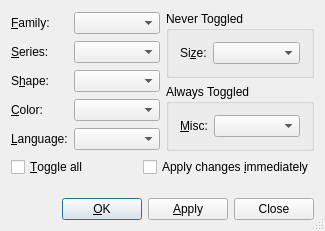
The window that src/frontends/qt4/ui/CharacterUi.ui (cburschka/lyx) describes before a commit, drawn with Qt 5.
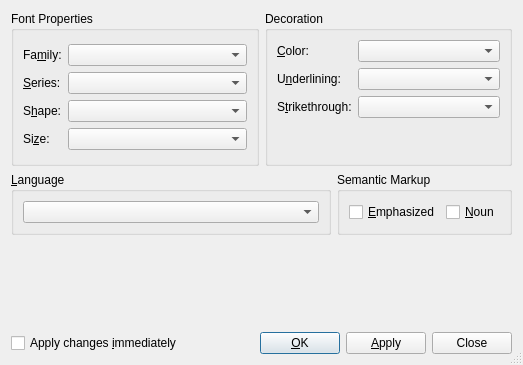
The same window after the commit.

Commit message:
Redesign character dialog
Fixes: #2752, #3804, #3884, #4836

Backport of [fb393b450d661/lyxgit] and [f888afeb9ef7/lyxgit]

Patch:
```diff
--- a/src/frontends/qt4/ui/CharacterUi.ui
+++ b/src/frontends/qt4/ui/CharacterUi.ui
@@ -1,12 +1,12 @@
 <ui version="4.0" >
  <class>CharacterUi</class>
- <widget class="QDialog" name="CharacterUi" >
-  <property name="geometry" >
+ <widget class="QDialog" name="CharacterUi">
+  <property name="geometry">
    <rect>
     <x>0</x>
     <y>0</y>
-    <width>325</width>
-    <height>231</height>
+    <width>523</width>
+    <height>365</height>
    </rect>
   </property>
   <property name="windowTitle" >
@@ -15,197 +15,98 @@
   <property name="sizeGripEnabled" >
    <bool>true</bool>
   </property>
-  <layout class="QVBoxLayout" >
-   <property name="margin" >
-    <number>11</number>
-   </property>
-   <property name="spacing" >
-    <number>6</number>
-   </property>
-   <item>
-    <layout class="QHBoxLayout" >
-     <property name="margin" >
-      <number>0</number>
-     </property>
-     <property name="spacing" >
-      <number>6</number>
-     </property>
+  <layout class="QGridLayout" name="gridLayout_6">
+   <item row="0" column="0">
+    <layout class="QHBoxLayout" name="horizontalLayout_2">
      <item>
-      <layout class="QGridLayout" >
-       <property name="margin" >
-        <number>0</number>
+      <widget class="QGroupBox" name="groupBox">
+       <property name="title">
+        <string>Font Properties</string>
        </property>
-       <property name="spacing" >
-        <number>6</number>
-       </property>
-       <item row="0" column="0" >
-        <widget class="QLabel" name="familyLA" >
-         <property name="toolTip" >
-          <string>Font family</string>
-         </property>
-         <property name="text" >
-          <string>&amp;Family:</string>
-         </property>
-         <property name="buddy" >
-          <cstring>familyCO</cstring>
-         </property>
-        </widget>
-       </item>
-       <item row="2" column="1" >
-        <widget class="QComboBox" name="shapeCO" >
-         <property name="sizePolicy" >
-          <sizepolicy>
-           <hsizetype>3</hsizetype>
-           <vsizetype>0</vsizetype>
-           <horstretch>0</horstretch>
-           <verstretch>0</verstretch>
-          </sizepolicy>
-         </property>
-         <property name="toolTip" >
-          <string>Font shape</string>
-         </property>
-        </widget>
-       </item>
-       <item row="2" column="0" >
-        <widget class="QLabel" name="shapeLA" >
-         <property name="toolTip" >
-          <string>Font shape</string>
-         </property>
-         <property name="text" >
-          <string>S&amp;hape:</string>
-         </property>
-         <property name="buddy" >
-          <cstring>shapeCO</cstring>
-         </property>
-        </widget>
-       </item>
-       <item row="1" column="1" >
-        <widget class="QComboBox" name="seriesCO" >
-         <property name="sizePolicy" >
-          <sizepolicy>
-           <hsizetype>3</hsizetype>
-           <vsizetype>0</vsizetype>
-           <horstretch>0</horstretch>
-           <verstretch>0</verstretch>
-          </sizepolicy>
-         </property>
-         <property name="toolTip" >
-          <string>Font series</string>
-         </property>
-        </widget>
-       </item>
-       <item row="4" column="1" >
-        <widget class="QComboBox" name="langCO" >
-         <property name="sizePolicy" >
-          <sizepolicy>
-           <hsizetype>3</hsizetype>
-           <vsizetype>0</vsizetype>
-           <horstretch>0</horstretch>
-           <verstretch>0</verstretch>
-          </sizepolicy>
-         </property>
-         <property name="toolTip" >
-          <string>Language</string>
-         </property>
-        </widget>
-       </item>
-       <item row="0" column="1" >
-        <widget class="QComboBox" name="familyCO" >
-         <property name="sizePolicy" >
-          <sizepolicy>
-           <hsizetype>3</hsizetype>
-           <vsizetype>0</vsizetype>
-           <horstretch>0</horstretch>
-           <verstretch>0</verstretch>
-          </sizepolicy>
-         </property>
-         <property name="toolTip" >
-          <string>Font family</string>
-         </property>
-        </widget>
-       </item>
-       <item row="3" column="1" >
-        <widget class="QComboBox" name="colorCO" >
-         <property name="sizePolicy" >
-          <sizepolicy>
-           <hsizetype>3</hsizetype>
-           <vsizetype>0</vsizetype>
-           <horstretch>0</horstretch>
-           <verstretch>0</verstretch>
-          </sizepolicy>
-         </property>
-         <property name="toolTip" >
-          <string>Font color</string>
-         </property>
-        </widget>
-       </item>
-       <item row="4" column="0" >
-        <widget class="QLabel" name="langLA" >
-         <property name="toolTip" >
-          <string>Language</string>
-         </property>
-         <property name="text" >
-          <string>&amp;Language:</string>
-         </property>
-         <property name="buddy" >
-          <cstring>langCO</cstring>
-         </property>
-        </widget>
-       </item>
-       <item row="1" column="0" >
-        <widget class="QLabel" name="seriesLA" >
-         <property name="toolTip" >
-          <string>Font series</string>
-         </property>
-         <property name="text" >
-          <string>&amp;Series:</string>
-         </property>
-         <property name="buddy" >
-          <cstring>seriesCO</cstring>
-         </property>
-        </widget>
-       </item>
-       <item row="3" column="0" >
-        <widget class="QLabel" name="colorLA" >
-         <property name="enabled" >
-          <bool>true</bool>
-         </property>
-         <property name="toolTip" >
-          <string>Font color</string>
-         </property>
-         <property name="text" >
-          <string>&amp;Color:</string>
-         </property>
-         <property name="buddy" >
-          <cstring>colorCO</cstring>
-         </property>
-        </widget>
-       </item>
-      </layout>
-     </item>
-     <item>
-      <layout class="QVBoxLayout" >
-       <property name="margin" >
-        <number>0</number>
-       </property>
-       <property name="spacing" >
-        <number>6</number>
-       </property>
-       <item>
-        <widget class="QGroupBox" name="sizeGB" >
-         <property name="title" >
-          <string>Never Toggled</string>
-         </property>
-         <layout class="QHBoxLayout" >
-          <property name="margin" >
-           <number>11</number>
-          </property>
-          <property name="spacing" >
-           <number>6</number>
-          </property>
-          <item>
-           <widget class="QLabel" name="sizeLA" >
-            <property name="toolTip" >
+       <layout class="QGridLayout" name="gridLayout_2">
+        <item row="0" column="0">
+         <layout class="QGridLayout" name="gridLayout">
+          <item row="0" column="0">
+           <widget class="QLabel" name="familyLA">
+            <property name="toolTip">
+             <string>Font family</string>
+            </property>
+            <property name="text">
+             <string>Fa&amp;mily:</string>
+            </property>
+            <property name="buddy">
+             <cstring>familyCO</cstring>
+            </property>
+           </widget>
+          </item>
+          <item row="0" column="1">
+           <widget class="QComboBox" name="familyCO">
+            <property name="sizePolicy">
+             <sizepolicy hsizetype="MinimumExpanding" vsizetype="Fixed">
+              <horstretch>0</horstretch>
+              <verstretch>0</verstretch>
+             </sizepolicy>
+            </property>
+            <property name="toolTip">
+             <string>Font family</string>
+            </property>
+           </widget>
+          </item>
+          <item row="1" column="0">
+           <widget class="QLabel" name="seriesLA">
+            <property name="toolTip">
+             <string>Font series</string>
+            </property>
+            <property name="text">
+             <string>&amp;Series:</string>
+            </property>
+            <property name="buddy">
+             <cstring>seriesCO</cstring>
+            </property>
+           </widget>
+          </item>
+          <item row="1" column="1">
+           <widget class="QComboBox" name="seriesCO">
+            <property name="sizePolicy">
+             <sizepolicy hsizetype="MinimumExpanding" vsizetype="Fixed">
+              <horstretch>0</horstretch>
+              <verstretch>0</verstretch>
+             </sizepolicy>
+            </property>
+            <property name="toolTip">
+             <string>Font series</string>
+            </property>
+           </widget>
+          </item>
+          <item row="2" column="0">
+           <widget class="QLabel" name="shapeLA">
+            <property name="toolTip">
+             <string>Font shape</string>
+            </property>
+            <property name="text">
+             <string>S&amp;hape:</string>
+            </property>
+            <property name="buddy">
+             <cstring>shapeCO</cstring>
+            </property>
+           </widget>
+          </item>
+          <item row="2" column="1">
+           <widget class="QComboBox" name="shapeCO">
+            <property name="sizePolicy">
+             <sizepolicy hsizetype="MinimumExpanding" vsizetype="Fixed">
+              <horstretch>0</horstretch>
+              <verstretch>0</verstretch>
+             </sizepolicy>
+            </property>
+            <property name="toolTip">
+             <string>Font shape</string>
+            </property>
+           </widget>
+          </item>
+          <item row="3" column="0">
+           <widget class="QLabel" name="sizeLA">
+            <property name="toolTip">
              <string>Font size</string>
             </property>
             <property name="text" >
@@ -216,12 +117,10 @@
             </property>
            </widget>
           </item>
-          <item>
-           <widget class="QComboBox" name="sizeCO" >
-            <property name="sizePolicy" >
-             <sizepolicy>
-              <hsizetype>3</hsizetype>
-              <vsizetype>0</vsizetype>
+          <item row="3" column="1">
+           <widget class="QComboBox" name="sizeCO">
+            <property name="sizePolicy">
+             <sizepolicy hsizetype="MinimumExpanding" vsizetype="Fixed">
               <horstretch>0</horstretch>
               <verstretch>0</verstretch>
              </sizepolicy>
@@ -232,86 +131,172 @@
            </widget>
           </item>
          </layout>
-        </widget>
-       </item>
-       <item>
-        <widget class="QGroupBox" name="miscGB" >
-         <property name="toolTip" >
-          <string>Other font settings</string>
-         </property>
-         <property name="title" >
-          <string>Always Toggled</string>
-         </property>
-         <layout class="QHBoxLayout" >
-          <property name="margin" >
-           <number>11</number>
-          </property>
-          <property name="spacing" >
-           <number>6</number>
-          </property>
-          <item>
-           <widget class="QLabel" name="miscLA" >
-            <property name="text" >
-             <string>&amp;Misc:</string>
+        </item>
+       </layout>
+      </widget>
+     </item>
+     <item>
+      <widget class="QGroupBox" name="groupBox_2">
+       <property name="title">
+        <string>Decoration</string>
+       </property>
+       <layout class="QGridLayout" name="gridLayout_4">
+        <item row="0" column="0">
+         <layout class="QGridLayout" name="gridLayout_3">
+          <item row="0" column="0">
+           <widget class="QLabel" name="colorLA">
+            <property name="enabled">
+             <bool>true</bool>
             </property>
             <property name="buddy" >
              <cstring>miscCO</cstring>
             </property>
+            <property name="text">
+             <string>&amp;Color:</string>
+            </property>
+            <property name="buddy">
+             <cstring>colorCO</cstring>
+            </property>
            </widget>
           </item>
-          <item>
-           <widget class="QComboBox" name="miscCO" >
-            <property name="sizePolicy" >
-             <sizepolicy>
-              <hsizetype>3</hsizetype>
-              <vsizetype>0</vsizetype>
+          <item row="0" column="1">
+           <widget class="QComboBox" name="colorCO">
+            <property name="sizePolicy">
+             <sizepolicy hsizetype="MinimumExpanding" vsizetype="Fixed">
               <horstretch>0</horstretch>
               <verstretch>0</verstretch>
              </sizepolicy>
-            </property>           
-            <property name="toolTip" >
-             <string>Other font settings</string>
+            </property>
+            <property name="toolTip">
+             <string>Font color</string>
+            </property>
+           </widget>
+          </item>
+          <item row="1" column="0">
+           <widget class="QLabel" name="ulineLA">
+            <property name="text">
+             <string>U&amp;nderlining:</string>
+            </property>
+            <property name="buddy">
+             <cstring>ulineCO</cstring>
+            </property>
+           </widget>
+          </item>
+          <item row="1" column="1">
+           <widget class="QComboBox" name="ulineCO">
+            <property name="sizePolicy">
+             <sizepolicy hsizetype="MinimumExpanding" vsizetype="Fixed">
+              <horstretch>0</horstretch>
+              <verstretch>0</verstretch>
+             </sizepolicy>
+            </property>
+            <property name="toolTip">
+             <string>Underlining of text</string>
+            </property>
+           </widget>
+          </item>
+          <item row="2" column="0">
+           <widget class="QLabel" name="strikeLA">
+            <property name="text">
+             <string>S&amp;trikethrough:</string>
+            </property>
+            <property name="buddy">
+             <cstring>strikeCO</cstring>
+            </property>
+           </widget>
+          </item>
+          <item row="2" column="1">
+           <widget class="QComboBox" name="strikeCO">
+            <property name="sizePolicy">
+             <sizepolicy hsizetype="MinimumExpanding" vsizetype="Fixed">
+              <horstretch>0</horstretch>
+              <verstretch>0</verstretch>
+             </sizepolicy>
+            </property>
+            <property name="toolTip">
+             <string>Strike-through text</string>
             </property>
            </widget>
           </item>
          </layout>
-        </widget>
-       </item>
-      </layout>
+        </item>
+        <item row="1" column="0">
+         <spacer name="verticalSpacer_2">
+          <property name="orientation">
+           <enum>Qt::Vertical</enum>
+          </property>
+          <property name="sizeType">
+           <enum>QSizePolicy::Fixed</enum>
+          </property>
+          <property name="sizeHint" stdset="0">
+           <size>
+            <width>20</width>
+            <height>36</height>
+           </size>
+          </property>
+         </spacer>
+        </item>
+       </layout>
+      </widget>
      </item>
     </layout>
    </item>
-   <item>
-    <layout class="QHBoxLayout" >
-     <property name="margin" >
-      <number>0</number>
-     </property>
-     <property name="spacing" >
-      <number>6</number>
-     </property>
+   <item row="1" column="0">
+    <layout class="QHBoxLayout" name="horizontalLayout">
      <item>
-      <widget class="QCheckBox" name="toggleallCB" >
-       <property name="toolTip" >
-        <string>toggle font on all of the above</string>
+      <widget class="QGroupBox" name="groupBox_4">
+       <property name="title">
+        <string>&amp;Language</string>
        </property>
-       <property name="text" >
-        <string>&amp;Toggle all</string>
-       </property>
+       <layout class="QGridLayout" name="gridLayout_7">
+        <item row="0" column="0">
+         <widget class="QComboBox" name="langCO">
+          <property name="sizePolicy">
+           <sizepolicy hsizetype="MinimumExpanding" vsizetype="Fixed">
+            <horstretch>0</horstretch>
+            <verstretch>0</verstretch>
+           </sizepolicy>
+          </property>
+          <property name="toolTip">
+           <string>Language</string>
+          </property>
+         </widget>
+        </item>
+       </layout>
       </widget>
      </item>
      <item>
-      <widget class="QCheckBox" name="autoapplyCB" >
-       <property name="toolTip" >
-        <string>Apply each change automatically</string>
+      <widget class="QGroupBox" name="groupBox_3">
+       <property name="title">
+        <string>Semantic Markup</string>
        </property>
-       <property name="text" >
-        <string>Apply changes &amp;immediately</string>
-       </property>
+       <layout class="QGridLayout" name="gridLayout_5">
+        <item row="0" column="0">
+         <widget class="QCheckBox" name="emphCB">
+          <property name="toolTip">
+           <string>Semantic emphasizing (italic by default, but can be adapted)</string>
+          </property>
+          <property name="text">
+           <string>&amp;Emphasized</string>
+          </property>
+         </widget>
+        </item>
+        <item row="0" column="1">
+         <widget class="QCheckBox" name="nounCB">
+          <property name="toolTip">
+           <string>Semantic markup of nouns (small caps by default, but can be adapted)</string>
+          </property>
+          <property name="text">
+           <string>&amp;Noun</string>
+          </property>
+         </widget>
+        </item>
+       </layout>
       </widget>
      </item>
     </layout>
    </item>
-   <item>
+   <item row="2" column="0">
     <spacer>
      <property name="orientation" >
       <enum>Qt::Vertical</enum>
@@ -327,14 +312,33 @@
      </property>
     </spacer>
    </item>
-   <item>
-    <layout class="QHBoxLayout" >
-     <property name="margin" >
-      <number>0</number>
-     </property>
-     <property name="spacing" >
+   <item row="3" column="0">
+    <layout class="QHBoxLayout">
+     <property name="spacing">
       <number>6</number>
      </property>
+     <property name="leftMargin">
+      <number>0</number>
+     </property>
+     <property name="topMargin">
+      <number>0</number>
+     </property>
+     <property name="rightMargin">
+      <number>0</number>
+     </property>
+     <property name="bottomMargin">
+      <number>0</number>
+     </property>
+     <item>
+      <widget class="QCheckBox" name="autoapplyCB">
+       <property name="toolTip">
+        <string>Apply each change automatically</string>
+       </property>
+       <property name="text">
+        <string>Apply changes &amp;immediately</string>
+       </property>
+      </widget>
+     </item>
      <item>
       <spacer>
        <property name="orientation" >
@@ -352,8 +356,8 @@
       </spacer>
      </item>
      <item>
-      <widget class="QPushButton" name="okPB" >
-       <property name="text" >
+      <widget class="QPushButton" name="okPB">
+       <property name="text">
         <string>&amp;OK</string>
        </property>
        <property name="default" >
@@ -362,8 +366,8 @@
       </widget>
      </item>
      <item>
-      <widget class="QPushButton" name="applyPB" >
-       <property name="text" >
+      <widget class="QPushButton" name="applyPB">
+       <property name="text">
         <string>&amp;Apply</string>
        </property>
        <property name="autoDefault" >
@@ -372,8 +376,8 @@
       </widget>
      </item>
      <item>
-      <widget class="QPushButton" name="closePB" >
-       <property name="text" >
+      <widget class="QPushButton" name="closePB">
+       <property name="text">
         <string>Close</string>
        </property>
        <property name="autoDefault" >
```
Left out of the diff: 43 changed lines with no effect on the pictures. The commit also changes 5 other files.
